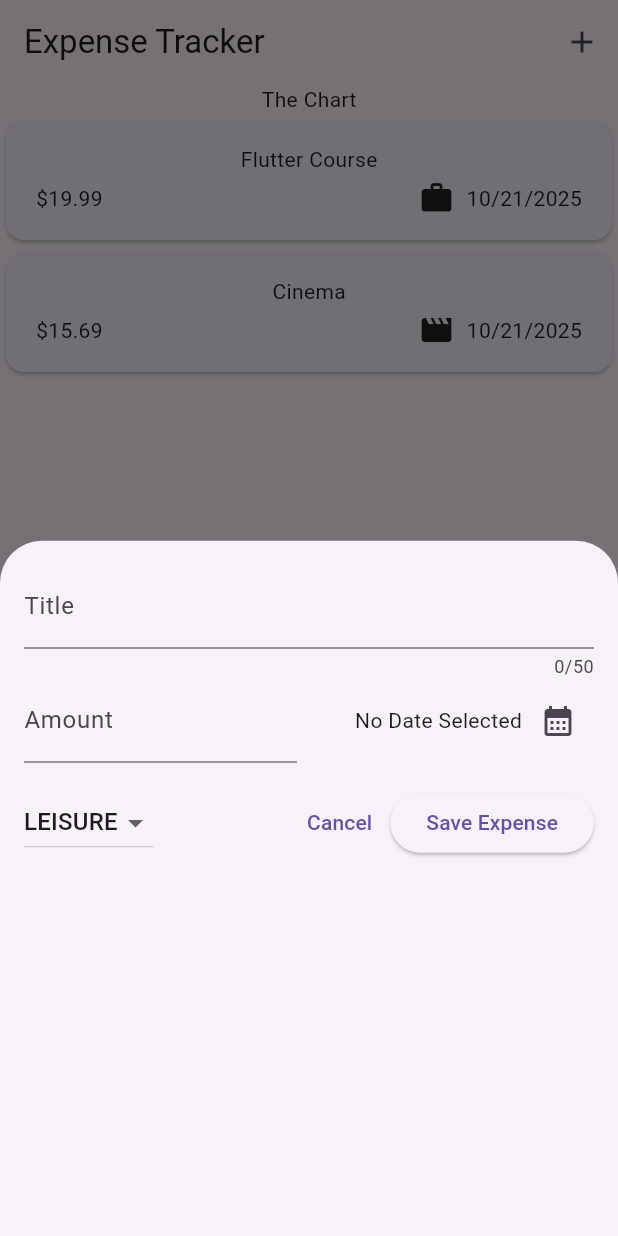
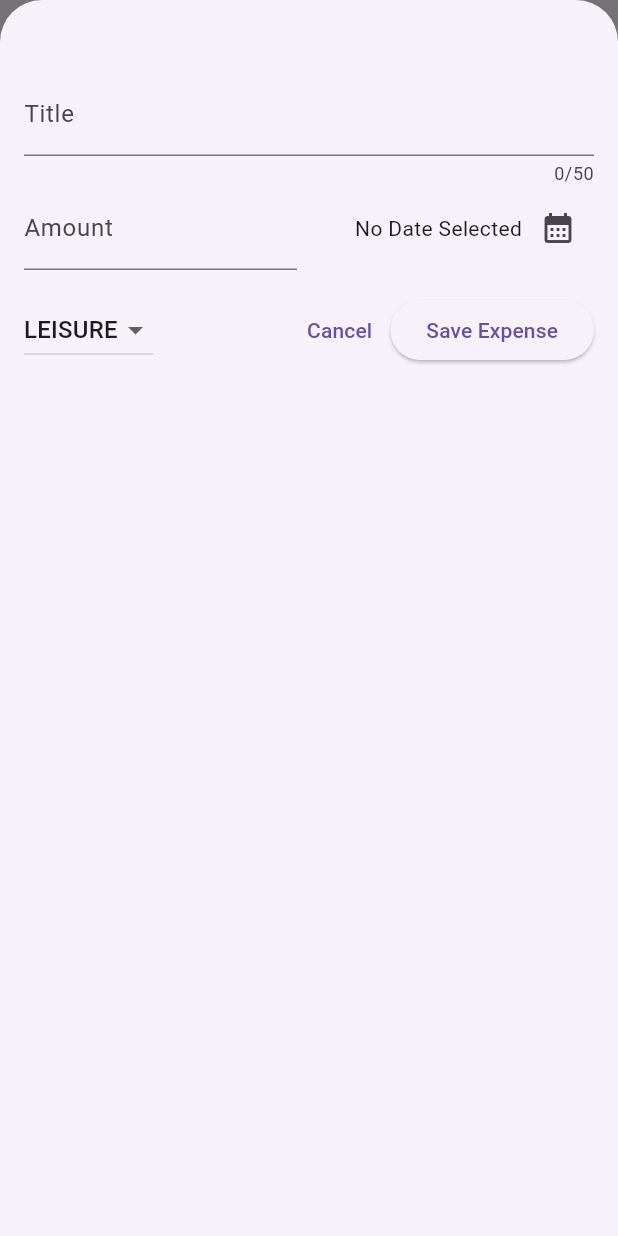
Before and after one commit to huseyinozenalbayrak/flutter-expense-tracker, a Flutter app: the screen it shows after launch, after a tap on the "add" icon, on a phone screen of 412 x 824 dp. Run offline on Flutter 3.47's test engine with Material 3 defaults, Android fonts, the phone set to English and light mode, and no system bars.

Commit message:
Refactor NewExpense component to accept onAddExpense callback and update expense submission logic

```diff
--- a/lib/widgets/expenses.dart
+++ b/lib/widgets/expenses.dart
@@ -29,7 +29,17 @@ class _ExpensesState extends State<Expenses> {
   ];
 
   void _openAddExpenseOverlay() {
-    showModalBottomSheet(context: context, builder: (ctx) => NewExpense());
+    showModalBottomSheet(
+      isScrollControlled: true,
+      context: context,
+      builder: (ctx) => NewExpense(onAddExpense: _addExpense),
+    );
+  }
+
+  void _addExpense(Expense expense) {
+    setState(() {
+      _registeredExpenses.add(expense);
+    });
   }
 
   @override
--- a/lib/widgets/new_expense.dart
+++ b/lib/widgets/new_expense.dart
@@ -4,7 +4,8 @@ import 'package:flutter/material.dart';
 import 'package:expense_tracker/models/expense.dart';
 
 class NewExpense extends StatefulWidget {
-  const NewExpense({super.key});
+  const NewExpense({super.key, required this.onAddExpense});
+  final void Function(Expense expense)? onAddExpense;
 
   @override
   State<NewExpense> createState() => _NewExpenseState();
@@ -58,13 +59,15 @@ class _NewExpenseState extends State<NewExpense> {
       );
       return;
     }
-    //final newExpense = Expense(
-    //  title: _titleController.text,
-    //  amount: enteredAmount,
-    //  date: _selectedDate!,
-    //  category: _selectedCategory,
-    //);
-    //Navigator.pop(context, newExpense);
+    final newExpense = Expense(
+      title: _titleController.text,
+      amount: enteredAmount,
+      date: _selectedDate!,
+      category: _selectedCategory,
+    );
+
+    widget.onAddExpense!(newExpense);
+    Navigator.pop(context);
   }
 
   // should use dispose method while using TextEditingController
@@ -78,7 +81,7 @@ class _NewExpenseState extends State<NewExpense> {
   @override
   Widget build(BuildContext context) {
     return Padding(
-      padding: const EdgeInsets.all(16),
+      padding: const EdgeInsets.fromLTRB(16, 48, 16, 16),
       child: Column(
         children: [
           TextField(
```
